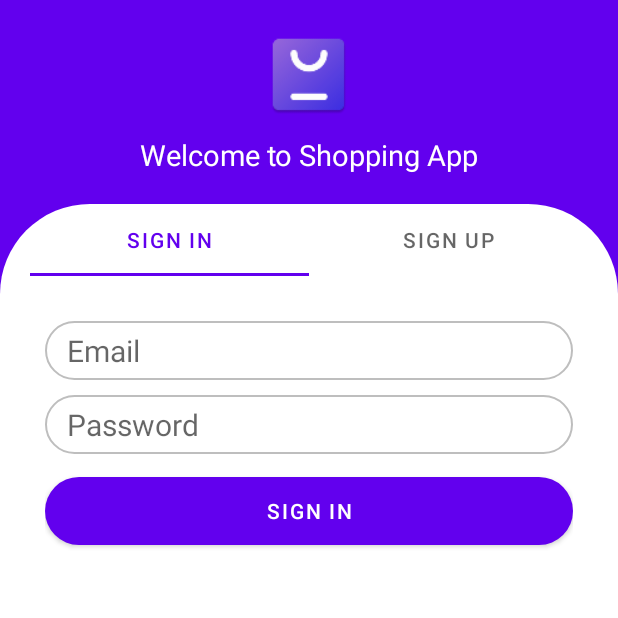
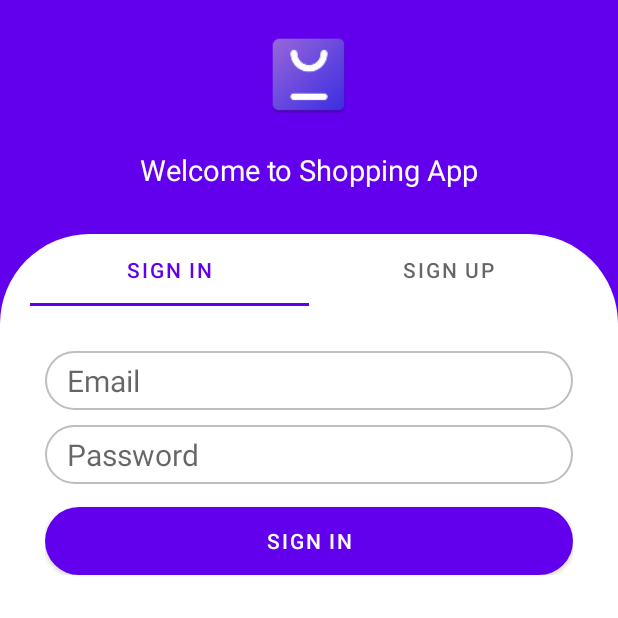
Before and after one commit to mrnirva/ShoppingApp, an Android app: the AuthFragment screen opened through its navigation route, on a phone screen of 412 x 824 dp, the top half of it. Run offline under Robolectric (Android 15) with nearby library versions, the phone set to English and light mode, and no system bars; our stand-ins replace data binding.

Commit message:
Auth screen margin update

```diff
--- a/ShoppingApp/app/src/main/res/layout/fragment_auth.xml
+++ b/ShoppingApp/app/src/main/res/layout/fragment_auth.xml
@@ -26,7 +26,7 @@
             android:text="@string/welcome_to_shopping_app"
             android:textColor="@color/white"
             android:textSize="19sp"
-            android:layout_marginTop="10dp"
+            android:layout_marginTop="20dp"
             app:layout_constraintTop_toBottomOf="@id/ivLogo"
             app:layout_constraintStart_toStartOf="parent"
             app:layout_constraintEnd_toEndOf="parent"/>
@@ -35,7 +35,7 @@
             android:layout_width="match_parent"
             android:layout_height="0dp"
             android:background="@drawable/bg_auth_view_pager"
-            android:layout_marginTop="20dp"
+            android:layout_marginTop="30dp"
             app:layout_constraintStart_toStartOf="parent"
             app:layout_constraintEnd_toEndOf="parent"
             app:layout_constraintTop_toBottomOf="@id/tvTitle"
--- a/ShoppingApp/app/src/main/res/layout/fragment_sign_in.xml
+++ b/ShoppingApp/app/src/main/res/layout/fragment_sign_in.xml
@@ -1,16 +1,15 @@
 <?xml version="1.0" encoding="utf-8"?>
 <layout
     xmlns:android="http://schemas.android.com/apk/res/android"
-    xmlns:app="http://schemas.android.com/apk/res-auto"
-    xmlns:tools="http://schemas.android.com/tools">
+    xmlns:app="http://schemas.android.com/apk/res-auto">
 
-    <androidx.constraintlayout.widget.ConstraintLayout
+    <ScrollView
         android:layout_width="match_parent"
         android:layout_height="match_parent">
 
         <LinearLayout
             android:layout_width="match_parent"
-            android:layout_height="match_parent"
+            android:layout_height="wrap_content"
             android:orientation="vertical"
             app:layout_constraintEnd_toEndOf="parent"
             app:layout_constraintStart_toStartOf="parent"
@@ -51,6 +50,6 @@
 
         </LinearLayout>
 
-    </androidx.constraintlayout.widget.ConstraintLayout>
+    </ScrollView>
 
 </layout>
--- a/ShoppingApp/app/src/main/res/layout/fragment_sign_up.xml
+++ b/ShoppingApp/app/src/main/res/layout/fragment_sign_up.xml
@@ -3,13 +3,13 @@
     xmlns:android="http://schemas.android.com/apk/res/android"
     xmlns:app="http://schemas.android.com/apk/res-auto">
 
-    <androidx.constraintlayout.widget.ConstraintLayout
+    <ScrollView
         android:layout_width="match_parent"
         android:layout_height="match_parent">
 
         <LinearLayout
             android:layout_width="match_parent"
-            android:layout_height="match_parent"
+            android:layout_height="wrap_content"
             android:orientation="vertical"
             app:layout_constraintEnd_toEndOf="parent"
             app:layout_constraintStart_toStartOf="parent"
@@ -72,6 +72,6 @@
 
         </LinearLayout>
 
-    </androidx.constraintlayout.widget.ConstraintLayout>
+    </ScrollView>
 
 </layout>
```
